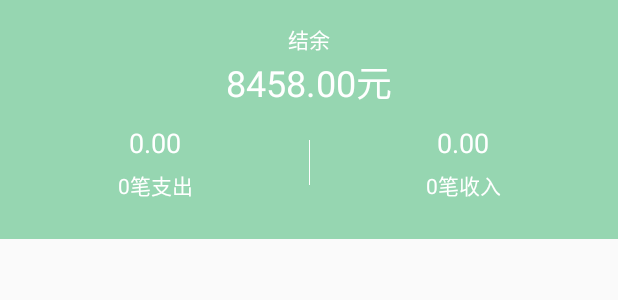
After one commit to easonzyp/HappyLittleBook, an Android app: the layout home_top_view.xml on its own in the app's theme, with its tools: preview values and no code run, on a phone screen of 412 x 824 dp. The commit adds this screen. Shown: the top 300 px of the screen. Run offline under Robolectric (Android 15) with nearby library versions, the phone set to English and light mode, and no system bars.

Commit message:
优化首页布局

```diff
--- /dev/null
+++ b/app/src/main/res/layout/home_top_view.xml
@@ -0,0 +1,108 @@
+<android.support.constraint.ConstraintLayout xmlns:android="http://schemas.android.com/apk/res/android"
+    xmlns:app="http://schemas.android.com/apk/res-auto"
+    xmlns:tools="http://schemas.android.com/tools"
+    android:id="@+id/cl_top"
+    android:layout_width="match_parent"
+    android:layout_height="wrap_content"
+    android:paddingTop="15dp"
+    android:paddingBottom="15dp"
+    android:background="@color/mainColor">
+
+    <LinearLayout
+        android:layout_width="wrap_content"
+        android:layout_height="wrap_content"
+        android:gravity="center"
+        android:orientation="vertical"
+        app:layout_constraintBottom_toTopOf="@+id/ll_home_expend"
+        app:layout_constraintEnd_toEndOf="parent"
+        app:layout_constraintStart_toStartOf="parent"
+        app:layout_constraintTop_toTopOf="parent">
+
+        <TextView
+            android:layout_width="wrap_content"
+            android:layout_height="wrap_content"
+            android:text="结余"
+            android:textColor="@color/white" />
+
+        <TextView
+            android:id="@+id/tv_surplus"
+            android:layout_width="wrap_content"
+            android:layout_height="wrap_content"
+            android:textColor="@color/white"
+            android:textSize="24sp"
+            tools:text="8458.00元" />
+
+    </LinearLayout>
+
+    <LinearLayout
+        android:id="@+id/ll_home_expend"
+        android:layout_width="wrap_content"
+        android:layout_height="wrap_content"
+        android:gravity="center_horizontal"
+        android:orientation="vertical"
+        android:padding="10dp"
+        app:layout_constraintBottom_toBottomOf="parent"
+        app:layout_constraintEnd_toEndOf="@id/view_line"
+        app:layout_constraintStart_toStartOf="parent">
+
+        <TextView
+            android:id="@+id/tv_expense_money"
+            android:layout_width="wrap_content"
+            android:layout_height="wrap_content"
+            android:text="0.00"
+            android:textColor="@color/white"
+            android:textSize="18sp" />
+
+        <TextView
+            android:id="@+id/tv_expense_count"
+            android:layout_width="wrap_content"
+            android:layout_height="wrap_content"
+            android:layout_marginTop="5dp"
+            android:text="0笔支出"
+            android:textColor="@color/white"
+            android:textSize="14sp" />
+
+    </LinearLayout>
+
+    <View
+        android:id="@+id/view_line"
+        android:layout_width="0.5dp"
+        android:layout_height="30dp"
+        android:background="@color/white"
+        app:layout_constraintBottom_toBottomOf="@+id/ll_home_expend"
+        app:layout_constraintEnd_toEndOf="parent"
+        app:layout_constraintStart_toStartOf="parent"
+        app:layout_constraintTop_toTopOf="@+id/ll_home_expend" />
+
+
+    <LinearLayout
+        android:id="@+id/ll_home_income"
+        android:layout_width="wrap_content"
+        android:layout_height="wrap_content"
+        android:gravity="center_horizontal"
+        android:orientation="vertical"
+        android:padding="10dp"
+        app:layout_constraintBottom_toBottomOf="parent"
+        app:layout_constraintEnd_toEndOf="parent"
+        app:layout_constraintStart_toStartOf="@id/view_line">
+
+        <TextView
+            android:id="@+id/tv_income_money"
+            android:layout_width="wrap_content"
+            android:layout_height="wrap_content"
+            android:text="0.00"
+            android:textColor="@color/white"
+            android:textSize="18sp" />
+
+        <TextView
+            android:id="@+id/tv_income_count"
+            android:layout_width="wrap_content"
+            android:layout_height="wrap_content"
+            android:layout_marginTop="5dp"
+            android:text="0笔收入"
+            android:textColor="@color/white"
+            android:textSize="14sp" />
+
+    </LinearLayout>
+
+</android.support.constraint.ConstraintLayout>
```
Also changed, not shown: app/src/main/res/layout/activity_main.xml (+16 -123 lines).
